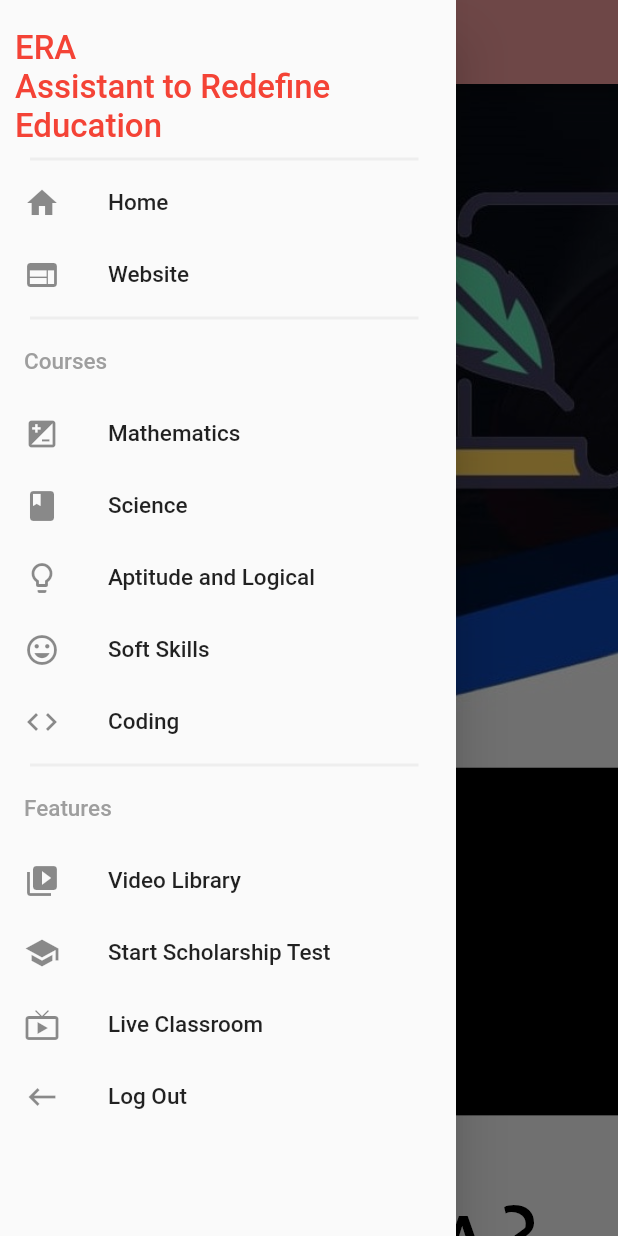
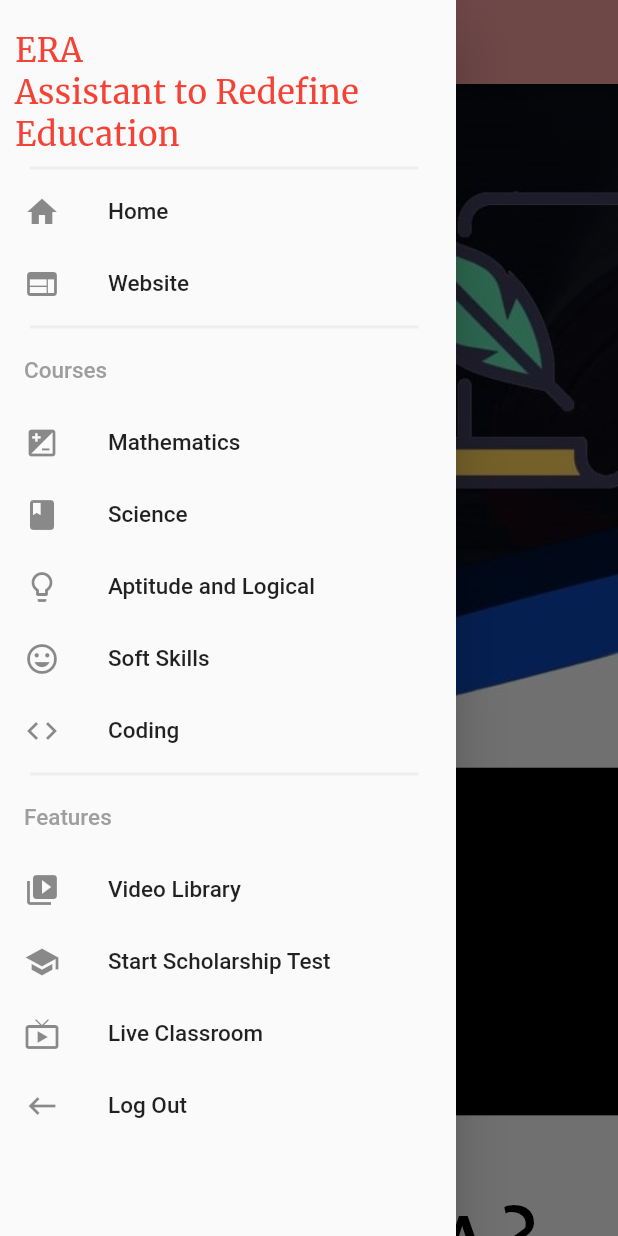
Before and after one commit to rakshit138/Era_app_homePage, a Flutter app: the screen it shows after launch, with the side drawer open, on a phone screen of 412 x 824 dp. Run offline on Flutter 3.47's test engine with Material 2 defaults, Android fonts, the phone set to English and light mode, and no system bars; our stand-ins replace carousel_slider, font_awesome_flutter, video_player.

Commit message:
3 commit

```diff
--- a/lib/main.dart
+++ b/lib/main.dart
@@ -26,7 +26,10 @@ class MyApp extends StatelessWidget {
                 ListTile(
                   contentPadding: EdgeInsets.fromLTRB(10.0, 10.0, 0.0, -10.0),
                   title: Text('ERA\nAssistant to Redefine Education',
-                      style: TextStyle(color: Colors.red, fontSize: 22)),
+                      style: TextStyle(
+                          color: Colors.red,
+                          fontSize: 22,
+                          fontFamily: 'Merriweather')),
                 ),
                 Divider(
                   color: Colors.grey[200],
```
